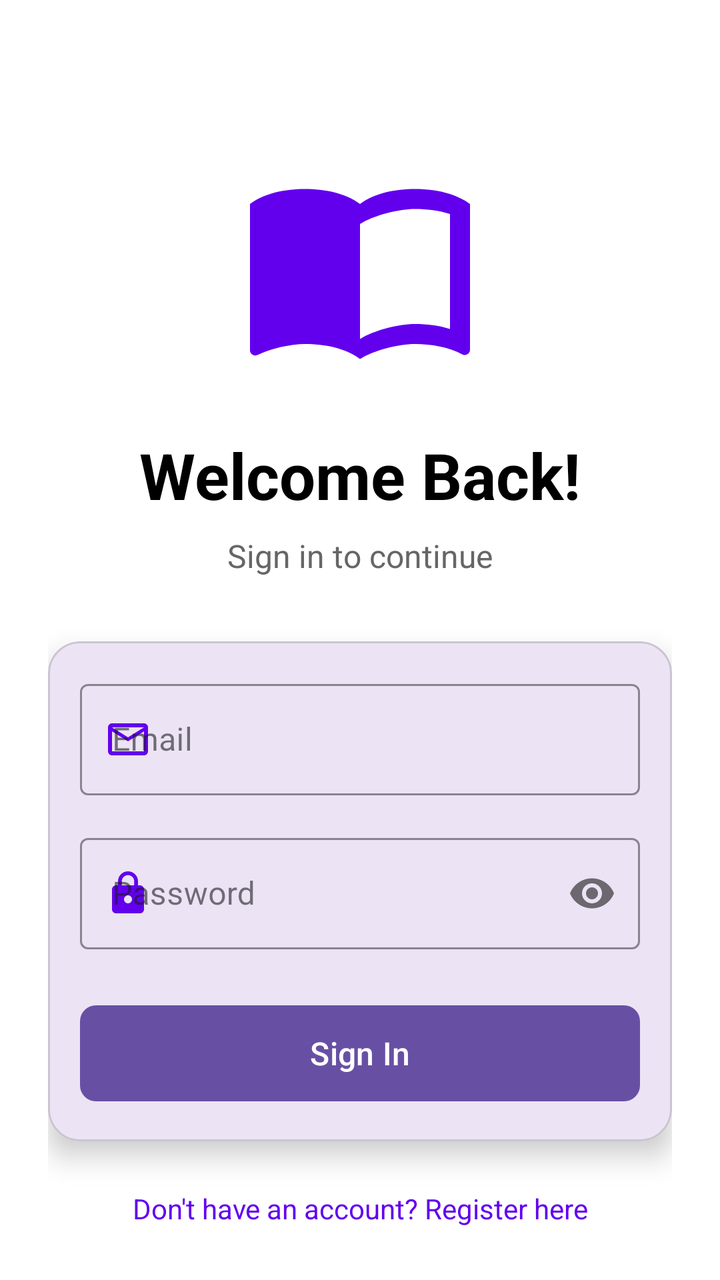
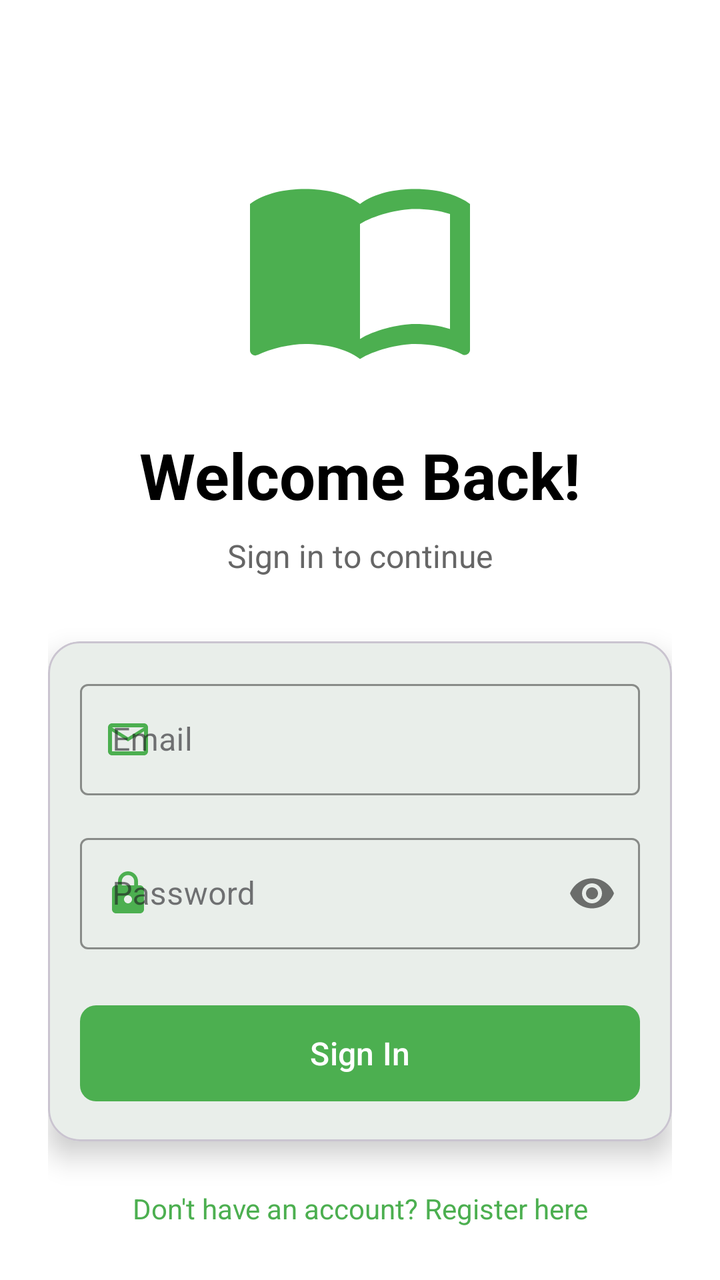

The first picture is an Android layout as it rendered before a commit; the second is the same layout after the commit. The layout source and the unified diff follow.
<!-- AndroidManifest.xml: application theme Theme.Project_pendidikan -->
<!-- res/layout/activity_main.xml -->
<?xml version="1.0" encoding="utf-8"?>
<androidx.constraintlayout.widget.ConstraintLayout xmlns:android="http://schemas.android.com/apk/res/android"
    xmlns:app="http://schemas.android.com/apk/res-auto"
    xmlns:tools="http://schemas.android.com/tools"
    android:id="@+id/main"
    android:layout_width="match_parent"
    android:layout_height="match_parent"
    android:background="@color/white"
    android:padding="24dp"
    tools:context=".MainActivity">

    <ImageView
        android:id="@+id/iconBook"
        android:layout_width="120dp"
        android:layout_height="120dp"
        android:layout_marginTop="48dp"
        android:src="@drawable/ic_book"
        app:tint="@color/purple_500"
        app:layout_constraintEnd_toEndOf="parent"
        app:layout_constraintStart_toStartOf="parent"
        app:layout_constraintTop_toTopOf="parent"
        android:contentDescription="Book Icon" />

    <TextView
        android:id="@+id/titleLogin"
        android:layout_width="wrap_content"
        android:layout_height="wrap_content"
        android:layout_marginTop="24dp"
        android:text="Welcome Back!"
        android:textColor="@color/black"
        android:textSize="32sp"
        android:textStyle="bold"
        app:layout_constraintEnd_toEndOf="parent"
        app:layout_constraintStart_toStartOf="parent"
        app:layout_constraintTop_toBottomOf="@id/iconBook" />

    <TextView
        android:id="@+id/subtitleLogin"
        android:layout_width="wrap_content"
        android:layout_height="wrap_content"
        android:layout_marginTop="8dp"
        android:text="Sign in to continue"
        android:textColor="#666666"
        android:textSize="16sp"
        app:layout_constraintEnd_toEndOf="parent"
        app:layout_constraintStart_toStartOf="parent"
        app:layout_constraintTop_toBottomOf="@id/titleLogin" />

    <com.google.android.material.card.MaterialCardView
        android:id="@+id/loginCard"
        android:layout_width="match_parent"
        android:layout_height="wrap_content"
        android:layout_marginTop="32dp"
        app:cardCornerRadius="16dp"
        app:cardElevation="8dp"
        app:layout_constraintTop_toBottomOf="@id/subtitleLogin">

        <LinearLayout
            android:layout_width="match_parent"
            android:layout_height="wrap_content"
            android:orientation="vertical"
            android:padding="16dp">

            <com.google.android.material.textfield.TextInputLayout
                android:id="@+id/emailInputLayout"
                style="@style/Widget.MaterialComponents.TextInputLayout.OutlinedBox"
                android:layout_width="match_parent"
                android:layout_height="wrap_content"
                android:hint="Email"
                app:boxStrokeColor="@color/purple_500"
                app:hintTextColor="@color/purple_500"
                app:startIconDrawable="@drawable/ic_email"
                app:startIconTint="@color/purple_500">

                <com.google.android.material.textfield.TextInputEditText
                    android:id="@+id/editTextEmail"
                    android:layout_width="match_parent"
                    android:layout_height="wrap_content"
                    android:inputType="textEmailAddress" />
            </com.google.android.material.textfield.TextInputLayout>

            <com.google.android.material.textfield.TextInputLayout
                android:id="@+id/passwordInputLayout"
                style="@style/Widget.MaterialComponents.TextInputLayout.OutlinedBox"
                android:layout_width="match_parent"
                android:layout_height="wrap_content"
                android:layout_marginTop="16dp"
                android:hint="Password"
                app:boxStrokeColor="@color/purple_500"
                app:hintTextColor="@color/purple_500"
                app:startIconDrawable="@drawable/ic_lock"
                app:startIconTint="@color/purple_500"
                app:passwordToggleEnabled="true">

                <com.google.android.material.textfield.TextInputEditText
                    android:id="@+id/editTextPassword"
                    android:layout_width="match_parent"
                    android:layout_height="wrap_content"
                    android:inputType="textPassword" />
            </com.google.android.material.textfield.TextInputLayout>

            <com.google.android.material.button.MaterialButton
                android:id="@+id/buttonLogin"
                android:layout_width="match_parent"
                android:layout_height="56dp"
                android:layout_marginTop="24dp"
                android:text="Sign In"
                android:textSize="16sp"
                app:cornerRadius="8dp" />

        </LinearLayout>
    </com.google.android.material.card.MaterialCardView>

    <TextView
        android:id="@+id/textViewRegister"
        android:layout_width="wrap_content"
        android:layout_height="wrap_content"
        android:layout_marginTop="24dp"
        android:text="Don't have an account? Register here"
        android:textColor="@color/purple_500"
        android:textSize="14sp"
        app:layout_constraintEnd_toEndOf="parent"
        app:layout_constraintStart_toStartOf="parent"
        app:layout_constraintTop_toBottomOf="@id/loginCard" />

    <com.google.android.material.button.MaterialButton
        android:id="@+id/buttonViewUsers"
        style="@style/Widget.MaterialComponents.Button.OutlinedButton"
        android:layout_width="match_parent"
        android:layout_height="56dp"
        android:layout_marginTop="24dp"
        android:text="View Registered Users"
        android:textSize="16sp"
        app:cornerRadius="8dp"
        app:layout_constraintTop_toBottomOf="@id/textViewRegister" />

</androidx.constraintlayout.widget.ConstraintLayout>
<!-- resources referenced by this layout -->
<resources>
  <color name="black">#FF000000</color>
  <color name="purple_500">#FF6200EE</color>
  <color name="white">#FFFFFFFF</color>
  <!-- drawable ic_book (drawable) -->
  <?xml version="1.0" encoding="utf-8"?>
  <vector xmlns:android="http://schemas.android.com/apk/res/android"
      android:width="24dp"
      android:height="24dp"
      android:viewportWidth="24"
      android:viewportHeight="24">
      <path
          android:fillColor="#000000"
          android:pathData="M21,5c-1.11,-0.35 -2.33,-0.5 -3.5,-0.5c-1.95,0 -4.05,0.4 -5.5,1.5c-1.45,-1.1 -3.55,-1.5 -5.5,-1.5S2.45,4.9 1,6v14.65c0,0.25 0.25,0.5 0.5,0.5c0.1,0 0.15,-0.05 0.25,-0.05C3.1,20.45 5.05,20 6.5,20c1.95,0 4.05,0.4 5.5,1.5c1.35,-0.85 3.8,-1.5 5.5,-1.5c1.65,0 3.35,0.3 4.75,1.05c0.1,0.05 0.15,0.05 0.25,0.05c0.25,0 0.5,-0.25 0.5,-0.5V6C22.4,5.55 21.75,5.25 21,5zM21,18.5c-1.1,-0.35 -2.3,-0.5 -3.5,-0.5c-1.7,0 -4.15,0.65 -5.5,1.5V8c1.35,-0.85 3.8,-1.5 5.5,-1.5c1.2,0 2.4,0.15 3.5,0.5V18.5z"/>
  </vector>
  <!-- drawable ic_email (drawable) -->
  <?xml version="1.0" encoding="utf-8"?>
  <vector xmlns:android="http://schemas.android.com/apk/res/android"
      android:width="24dp"
      android:height="24dp"
      android:viewportWidth="24"
      android:viewportHeight="24">
      <path
          android:fillColor="#000000"
          android:pathData="M20,4L4,4c-1.1,0 -1.99,0.9 -1.99,2L2,18c0,1.1 0.9,2 2,2h16c1.1,0 2,-0.9 2,-2L22,6c0,-1.1 -0.9,-2 -2,-2zM20,18L4,18L4,8l8,5 8,-5v10zM12,11L4,6h16l-8,5z"/>
  </vector>
  <!-- drawable ic_lock (drawable) -->
  <?xml version="1.0" encoding="utf-8"?>
  <vector xmlns:android="http://schemas.android.com/apk/res/android"
      android:width="24dp"
      android:height="24dp"
      android:viewportWidth="24"
      android:viewportHeight="24">
      <path
          android:fillColor="#000000"
          android:pathData="M18,8h-1L17,6c0,-2.76 -2.24,-5 -5,-5S7,3.24 7,6v2L6,8c-1.1,0 -2,0.9 -2,2v10c0,1.1 0.9,2 2,2h12c1.1,0 2,-0.9 2,-2L20,10c0,-1.1 -0.9,-2 -2,-2zM12,17c-1.1,0 -2,-0.9 -2,-2s0.9,-2 2,-2 2,0.9 2,2 -0.9,2 -2,2zM15.1,8L8.9,8L8.9,6c0,-1.71 1.39,-3.1 3.1,-3.1 1.71,0 3.1,1.39 3.1,3.1v2z"/>
  </vector>
  <style name="Theme.Project_pendidikan" parent="Base.Theme.Project_pendidikan" />
  <style name="Base.Theme.Project_pendidikan" parent="Theme.Material3.DayNight.NoActionBar">
          
          
      </style>
</resources>

<!-- the commit's change to res/layout/activity_main.xml (unified diff, before → after) -->
@@ -15,7 +15,7 @@
         android:layout_height="120dp"
         android:layout_marginTop="48dp"
         android:src="@drawable/ic_book"
-        app:tint="@color/purple_500"
+        app:tint="@color/green_500"
         app:layout_constraintEnd_toEndOf="parent"
         app:layout_constraintStart_toStartOf="parent"
         app:layout_constraintTop_toTopOf="parent"
@@ -67,10 +67,10 @@
                 android:layout_width="match_parent"
                 android:layout_height="wrap_content"
                 android:hint="Email"
-                app:boxStrokeColor="@color/purple_500"
-                app:hintTextColor="@color/purple_500"
+                app:boxStrokeColor="@color/green_500"
+                app:hintTextColor="@color/green_500"
                 app:startIconDrawable="@drawable/ic_email"
-                app:startIconTint="@color/purple_500">
+                app:startIconTint="@color/green_500">
 
                 <com.google.android.material.textfield.TextInputEditText
                     android:id="@+id/editTextEmail"
@@ -86,10 +86,10 @@
                 android:layout_height="wrap_content"
                 android:layout_marginTop="16dp"
                 android:hint="Password"
-                app:boxStrokeColor="@color/purple_500"
-                app:hintTextColor="@color/purple_500"
+                app:boxStrokeColor="@color/green_500"
+                app:hintTextColor="@color/green_500"
                 app:startIconDrawable="@drawable/ic_lock"
-                app:startIconTint="@color/purple_500"
+                app:startIconTint="@color/green_500"
                 app:passwordToggleEnabled="true">
 
                 <com.google.android.material.textfield.TextInputEditText
@@ -117,7 +117,7 @@
         android:layout_height="wrap_content"
         android:layout_marginTop="24dp"
         android:text="Don't have an account? Register here"
-        android:textColor="@color/purple_500"
+        android:textColor="@color/green_500"
         android:textSize="14sp"
         app:layout_constraintEnd_toEndOf="parent"
         app:layout_constraintStart_toStartOf="parent"
<!-- resource entries referenced after the edit -->
@@ -1,7 +1,7 @@
 <!-- resources referenced by this layout -->
 <resources>
   <color name="black">#FF000000</color>
-  <color name="purple_500">#FF6200EE</color>
+  <color name="green_500">#4CAF50</color>
   <color name="white">#FFFFFFFF</color>
   <!-- drawable ic_book (drawable) -->
   <?xml version="1.0" encoding="utf-8"?>
@@ -39,7 +39,16 @@
   <style name="Theme.Project_pendidikan" parent="Base.Theme.Project_pendidikan" />
   <style name="Base.Theme.Project_pendidikan" parent="Theme.Material3.DayNight.NoActionBar">
           
-          
+          <item name="colorPrimary">@color/green_500</item>
+          <item name="colorPrimaryVariant">@color/green_700</item>
+          <item name="colorOnPrimary">@color/white</item>
+          <item name="colorSecondary">@color/green_200</item>
+          <item name="colorSecondaryVariant">@color/green_900</item>
+          <item name="colorOnSecondary">@color/black</item>
+          <item name="android:statusBarColor">@color/green_700</item>
       </style>
+  <color name="green_700">#388E3C</color>
+  <color name="green_200">#A5D6A7</color>
+  <color name="green_900">#1B5E20</color>
 </resources>
 
